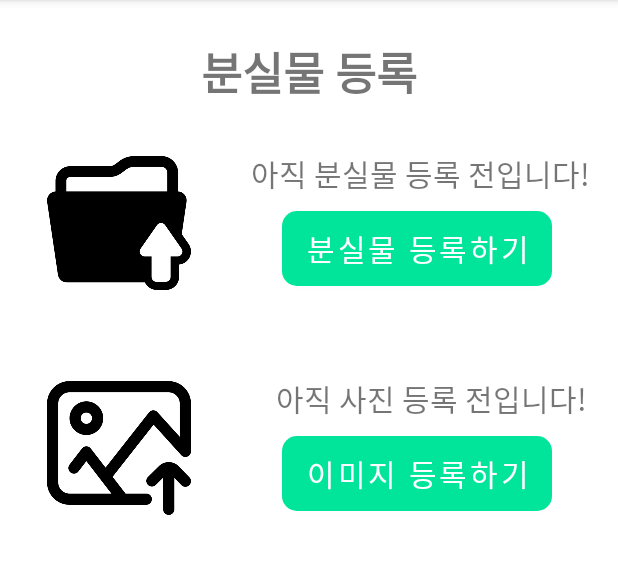
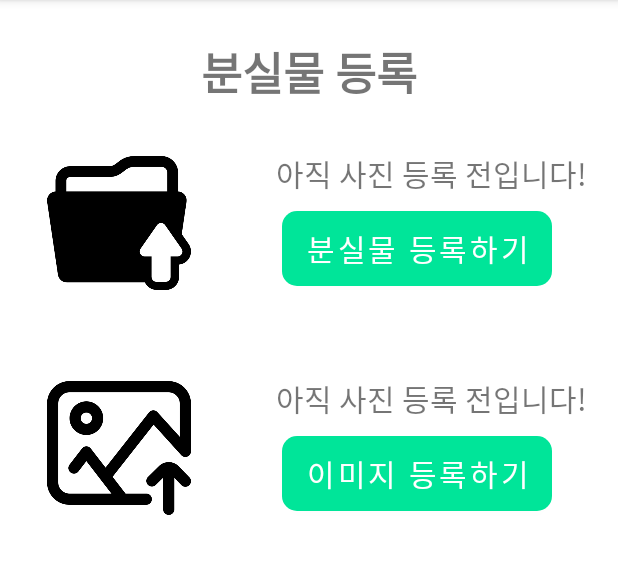
Before and after one commit to chanwookK/cha-jeul-kon-dae_KUMobileProgramming, an Android app: the UploadActivity screen opened directly, with no data from a screen before it, on a phone screen of 412 x 824 dp, the part 84-658 px from its top. Run offline under Robolectric (Android 15) with nearby library versions, the phone set to English and light mode, and no system bars.

Commit message:
[Add] 분실물등록 이미지 정상 등록 확인

```diff
--- a/app/src/main/java/com/example/lostku/UploadActivity.kt
+++ b/app/src/main/java/com/example/lostku/UploadActivity.kt
@@ -6,6 +6,7 @@ import android.net.Uri
 import androidx.appcompat.app.AppCompatActivity
 import android.os.Bundle
 import android.provider.MediaStore
+import android.text.BoringLayout
 import android.view.View
 import android.widget.Toast
 import androidx.activity.result.contract.ActivityResultContracts
@@ -29,14 +30,25 @@ class UploadActivity : AppCompatActivity() {
         }
     }
 
-    fun galleryPermissionGranted()= ActivityCompat.checkSelfPermission(this,
-        android.Manifest.permission.READ_EXTERNAL_STORAGE) == PackageManager.PERMISSION_GRANTED
-
     override fun onCreate(savedInstanceState: Bundle?) {
         super.onCreate(savedInstanceState)
         binding = ActivityUploadBinding.inflate(layoutInflater)
         setContentView(binding.root)
         initLayout()
+    }
+
+    fun setStateText(isSetNow : Boolean = false){
+        if(isSetNow)
+            binding.stateText.text = "분실물 정보 등록 준비 완료!"
+        else
+            binding.stateText.text = "아직 분실물 등록 전입니다!"
+    }
+
+    fun setGalleyText(isSetNow : Boolean = false){
+        if(isSetNow)
+            binding.stateText.text = "분실물 이미지 등록 완료!"
+        else
+            binding.stateText.text = "아직 사진 등록 전입니다!"
     }
 
     private fun submitInfo()
@@ -82,7 +94,7 @@ class UploadActivity : AppCompatActivity() {
     private fun submitImg()
     {
         val galleyIntent = Intent(Intent.ACTION_PICK, MediaStore.Images.Media.EXTERNAL_CONTENT_URI)
-        startActivityForResult(intent, GALLERY_REQUEST_CODE)
+        startActivityForResult(galleyIntent, GALLERY_REQUEST_CODE)
     }
 
     override fun onActivityResult(requestCode: Int, resultCode: Int, data: Intent?) {
@@ -90,14 +102,22 @@ class UploadActivity : AppCompatActivity() {
         if (requestCode == GALLERY_REQUEST_CODE && resultCode == RESULT_OK && data != null) {
             val selectedImage: Uri? = data.data
             // 선택한 이미지에 대한 처리를 수행합니다.
+            binding.imageView.visibility = View.VISIBLE
             binding.imageView.setImageURI(selectedImage)
             isImgSubmitted = true
+            setGalleyText(true)
         }
     }
 
     private fun initLayout() {
         isInfoSubmitted = false
         isImgSubmitted = false
+
+        // "아직 분실물 등록 전입니다!"
+        setStateText()
+
+        // "아직 사진 등록 전입니다!"
+        setGalleyText()
 
         binding.apply {
 
--- a/app/src/main/java/com/example/lostku/UploadDialog.kt
+++ b/app/src/main/java/com/example/lostku/UploadDialog.kt
@@ -37,7 +37,8 @@ class UploadDialog(private val context : AppCompatActivity) {
                     uploadActivity.isInfoSubmitted = true
 
                     // 분실물 등록의 텍스트 수정
-                    uploadBinding.stateText.text = "분실물 정보 등록 준비 완료"
+//                    uploadBinding.stateText.text = "분실물 정보 등록 준비 완료"
+                    uploadActivity.setStateText(true)
 
                     dlg.dismiss()
                 }
```
